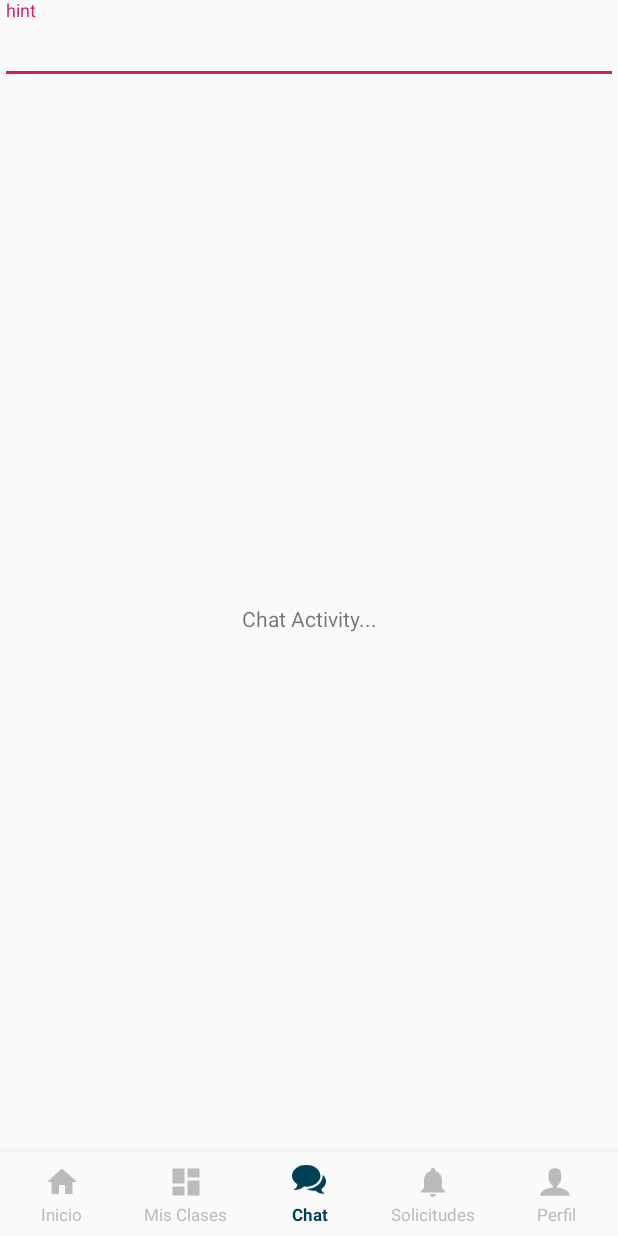
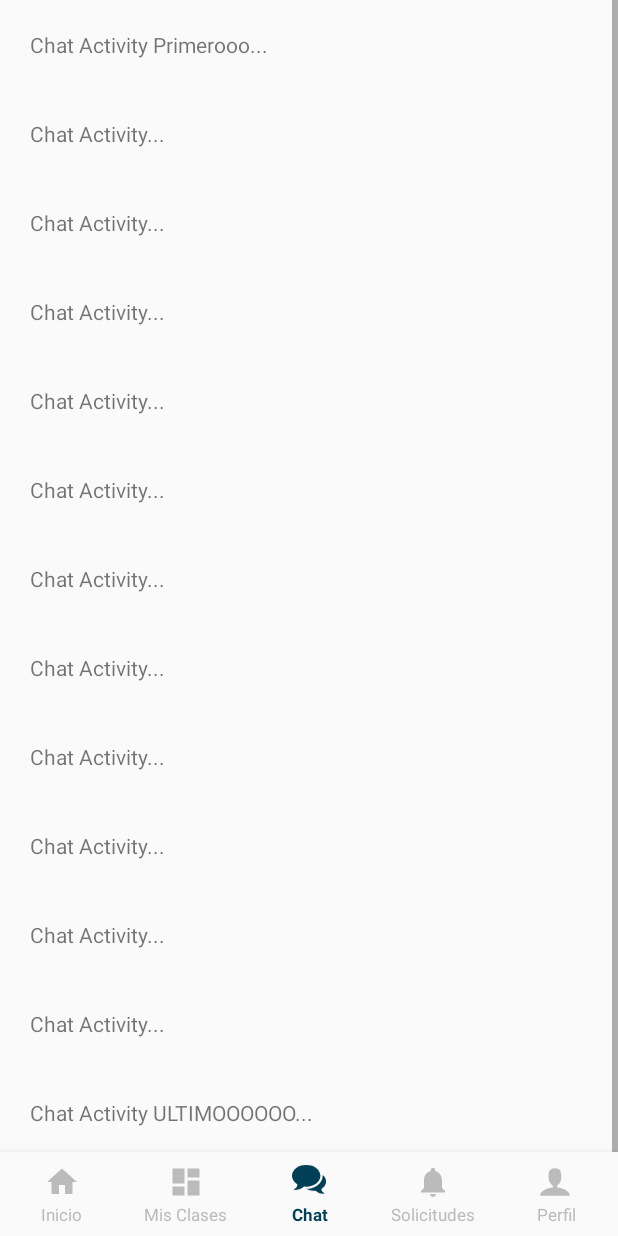
Before and after one commit to whelming/ProfesoresDomicilio, an Android app: the Inicio screen opened directly, with no data from a screen before it, item 3 of the bottom bar chosen, on a phone screen of 412 x 824 dp. Run offline under Robolectric (Android 15) with nearby library versions, the phone set to English and light mode, and no system bars.

Commit message:
Se anadio screen bienvenida y boton inicio

```diff
--- a/app/src/main/AndroidManifest.xml
+++ b/app/src/main/AndroidManifest.xml
@@ -14,14 +14,16 @@
         <activity android:name=".MisClases.MisClases" />
         <activity android:name=".Inicio.Inicio" />
         <activity android:name=".Chat.Chat" />
-        <activity android:name=".Bienvenida.Bienvenida" />
-        <activity android:name=".MainActivity">
+        <activity android:name=".Bienvenida.Bienvenida" >
             <intent-filter>
                 <action android:name="android.intent.action.MAIN" />
 
                 <category android:name="android.intent.category.LAUNCHER" />
             </intent-filter>
         </activity>
+        <activity android:name=".MainActivity">
+
+        </activity>
     </application>
 
 </manifest>
--- a/app/src/main/java/com/example/educasa/BottomNavigationViewHelper.java
+++ b/app/src/main/java/com/example/educasa/BottomNavigationViewHelper.java
@@ -6,6 +6,7 @@ import android.support.design.widget.BottomNavigationView;
 import android.util.Log;
 import java.lang.reflect.Field;
 
+// ADICIONAL MENU BOTTOM OPTIONS
 public class BottomNavigationViewHelper {
 
 }
--- a/app/src/main/java/com/example/educasa/Chat/Chat.java
+++ b/app/src/main/java/com/example/educasa/Chat/Chat.java
@@ -11,23 +11,21 @@ import com.example.educasa.MenuBottom;
 import com.example.educasa.R;
 
 public class Chat extends MenuBottom {
-    private Context micontexto;
 
     @Override
     protected void onCreate(Bundle savedInstanceState) {
         super.onCreate(savedInstanceState);
         setContentView(R.layout.activity_chat);
-        micontexto = this;
-        BottomNavigationView bottomNavigationView = (BottomNavigationView) findViewById(R.id.nav_view);
-        //BottomNavigationViewHelper.disableShiftMode(bottomNavigationView);
-        Menu menu = bottomNavigationView.getMenu();
-        MenuItem menuItem = menu.getItem(2);
-        menuItem.setChecked(true);
-        ListenerMiMenu(micontexto);
+        ListenerMiMenu(this, 2);
+
+        // INICIO ACTIVIDAD CHAT
+
+        // FIN ACTIVIDAD CHAT
     }
 
+    // LISTENER MENU BOTTOM NAVIGATION
     @Override
-    public void ListenerMiMenu(Context cont) {
-        super.ListenerMiMenu(cont);
+    public void ListenerMiMenu(Context cont, int numberactivity) {
+        super.ListenerMiMenu(cont,numberactivity);
     }
 }
--- a/app/src/main/java/com/example/educasa/Inicio/Inicio.java
+++ b/app/src/main/java/com/example/educasa/Inicio/Inicio.java
@@ -11,23 +11,21 @@ import com.example.educasa.MenuBottom;
 import com.example.educasa.R;
 
 public class Inicio extends MenuBottom {
-    private Context micontexto;
 
     @Override
     protected void onCreate(Bundle savedInstanceState) {
         super.onCreate(savedInstanceState);
         setContentView(R.layout.activity_inicio);
-        micontexto = this;
-        BottomNavigationView bottomNavigationView = (BottomNavigationView) findViewById(R.id.nav_view);
-        //BottomNavigationViewHelper.disableShiftMode(bottomNavigationView);
-        Menu menu = bottomNavigationView.getMenu();
-        MenuItem menuItem = menu.getItem(0);
-        menuItem.setChecked(true);
-        ListenerMiMenu(micontexto);
+        ListenerMiMenu(this, 0);
+
+        // INICIO ACTIVIDAD INICIO
+
+        // FIN ACTIVIDAD INICIO
     }
 
+    // LISTENER MENU BOTTOM NAVIGATION
     @Override
-    public void ListenerMiMenu(Context cont) {
-        super.ListenerMiMenu(cont);
+    public void ListenerMiMenu(Context cont, int numberactivity) {
+        super.ListenerMiMenu(cont,numberactivity);
     }
 }
--- a/app/src/main/java/com/example/educasa/MenuBottom.java
+++ b/app/src/main/java/com/example/educasa/MenuBottom.java
@@ -33,7 +33,13 @@ public class MenuBottom extends AppCompatActivity {
         //ListenerMiMenu(this);
     }
 
-    public void ListenerMiMenu(final Context contexxto) {
+    public void ListenerMiMenu(final Context contexxto, int numeroactivity) {
+        BottomNavigationView bottomNavigationView = (BottomNavigationView) findViewById(R.id.nav_view);
+        //BottomNavigationViewHelper.disableShiftMode(bottomNavigationView);
+        Menu menu = bottomNavigationView.getMenu();
+        MenuItem menuItem = menu.getItem(numeroactivity);
+        menuItem.setChecked(true);
+
         BottomNavigationView navView = findViewById(R.id.nav_view);
         mTextMessage = findViewById(R.id.message);
         mOnNavigationItemSelectedListener = new BottomNavigationView.OnNavigationItemSelectedListener() {
--- a/app/src/main/res/layout/activity_chat.xml
+++ b/app/src/main/res/layout/activity_chat.xml
@@ -6,25 +6,99 @@
     android:layout_height="match_parent"
     tools:context=".Chat.Chat">
 
-    <android.support.design.widget.TextInputLayout
+
+    <ScrollView
+        android:id="@+id/scrollviewChat"
         android:layout_width="match_parent"
-        android:layout_height="wrap_content">
+        android:layout_height="match_parent"
+>
 
-        <android.support.design.widget.TextInputEditText
+        <LinearLayout
             android:layout_width="match_parent"
-            android:layout_height="wrap_content"
-            android:hint="hint" />
-    </android.support.design.widget.TextInputLayout>
+            android:layout_height="match_parent"
+            android:orientation="vertical"
+            android:paddingBottom="60sp">
 
-    <TextView
-        android:layout_width="wrap_content"
-        android:layout_height="wrap_content"
-        android:text="Chat Activity..."
-        app:layout_constraintBottom_toBottomOf="parent"
-        app:layout_constraintLeft_toLeftOf="parent"
-        app:layout_constraintRight_toRightOf="parent"
-        app:layout_constraintTop_toTopOf="parent" />
 
-    <include layout="@layout/menuxml"/>
+            <TextView
+                android:layout_width="match_parent"
+                android:layout_height="wrap_content"
+                android:padding="20sp"
+                android:text="Chat Activity Primerooo..." />
+
+            <TextView
+                android:layout_width="match_parent"
+                android:layout_height="wrap_content"
+                android:padding="20sp"
+                android:text="Chat Activity..." />
+
+            <TextView
+                android:layout_width="match_parent"
+                android:layout_height="wrap_content"
+                android:padding="20sp"
+                android:text="Chat Activity..." />
+
+            <TextView
+                android:layout_width="match_parent"
+                android:layout_height="wrap_content"
+                android:padding="20sp"
+                android:text="Chat Activity..." />
+
+            <TextView
+                android:layout_width="match_parent"
+                android:layout_height="wrap_content"
+                android:padding="20sp"
+                android:text="Chat Activity..." />
+
+            <TextView
+                android:layout_width="match_parent"
+                android:layout_height="wrap_content"
+                android:padding="20sp"
+                android:text="Chat Activity..." />
+
+            <TextView
+                android:layout_width="match_parent"
+                android:layout_height="wrap_content"
+                android:padding="20sp"
+                android:text="Chat Activity..." />
+
+            <TextView
+                android:layout_width="match_parent"
+                android:layout_height="wrap_content"
+                android:padding="20sp"
+                android:text="Chat Activity..." />
+
+            <TextView
+                android:layout_width="match_parent"
+                android:layout_height="wrap_content"
+                android:padding="20sp"
+                android:text="Chat Activity..." />
+            <TextView
+                android:layout_width="match_parent"
+                android:layout_height="wrap_content"
+                android:padding="20sp"
+                android:text="Chat Activity..." />
+            <TextView
+                android:layout_width="match_parent"
+                android:layout_height="wrap_content"
+                android:padding="20sp"
+                android:text="Chat Activity..." />
+            <TextView
+                android:layout_width="match_parent"
+                android:layout_height="wrap_content"
+                android:padding="20sp"
+                android:text="Chat Activity..." />
+            <TextView
+                android:layout_width="match_parent"
+                android:layout_height="wrap_content"
+                android:padding="20sp"
+                android:text="Chat Activity ULTIMOOOOOO..." />
+        </LinearLayout>
+    </ScrollView>
+
+    <include
+        android:id="@+id/include"
+        layout="@layout/menuxml"
+        />
 
 </android.support.constraint.ConstraintLayout>
--- a/app/src/main/res/values/colors.xml
+++ b/app/src/main/res/values/colors.xml
@@ -3,4 +3,8 @@
     <color name="colorPrimary">#008577</color>
     <color name="colorPrimaryDark">#00574B</color>
     <color name="colorAccent">#D81B60</color>
+
+    <color name="colorWhite">#fff</color>
+    <color name="colorBlack">#000</color>
+
 </resources>
--- a/app/src/main/res/values/strings.xml
+++ b/app/src/main/res/values/strings.xml
@@ -6,4 +6,10 @@
     <string name="title_chat">Chat</string>
     <string name="title_solicitudes">Solicitudes</string>
     <string name="title_perfil">Perfil</string>
+
+    <string name="bienvenida_iniciar_sesion">Iniciar Sesión</string>
+    <string name="bienvenida_crear_cuenta">Crear Cuenta</string>
+    <string name="bienvenida_text1">Encuentra todos los profesores de todas las materias.</string>
+    <string name="bienvenida_text2">Gratis y sin salir de tu casa al precio que tu eligas.</string>
+
 </resources>
```
Also changed, not shown: app/src/main/java/com/example/educasa/Bienvenida/Bienvenida.java (+28 -1 lines), app/src/main/java/com/example/educasa/MainActivity.java (+9 -10 lines), app/src/main/java/com/example/educasa/MisClases/MisClases.java (+8 -10 lines), app/src/main/java/com/example/educasa/Perfil/Perfil.java (+8 -10 lines), app/src/main/java/com/example/educasa/Solicitudes/Solicitudes.java (+8 -10 lines), app/src/main/res/layout/activity_bienvenida.xml (+62 -0 lines), app/src/main/res/drawable/img_bienvenida_fondo.png (added), app/src/main/res/drawable/img_logo_white_medium.png (added).
